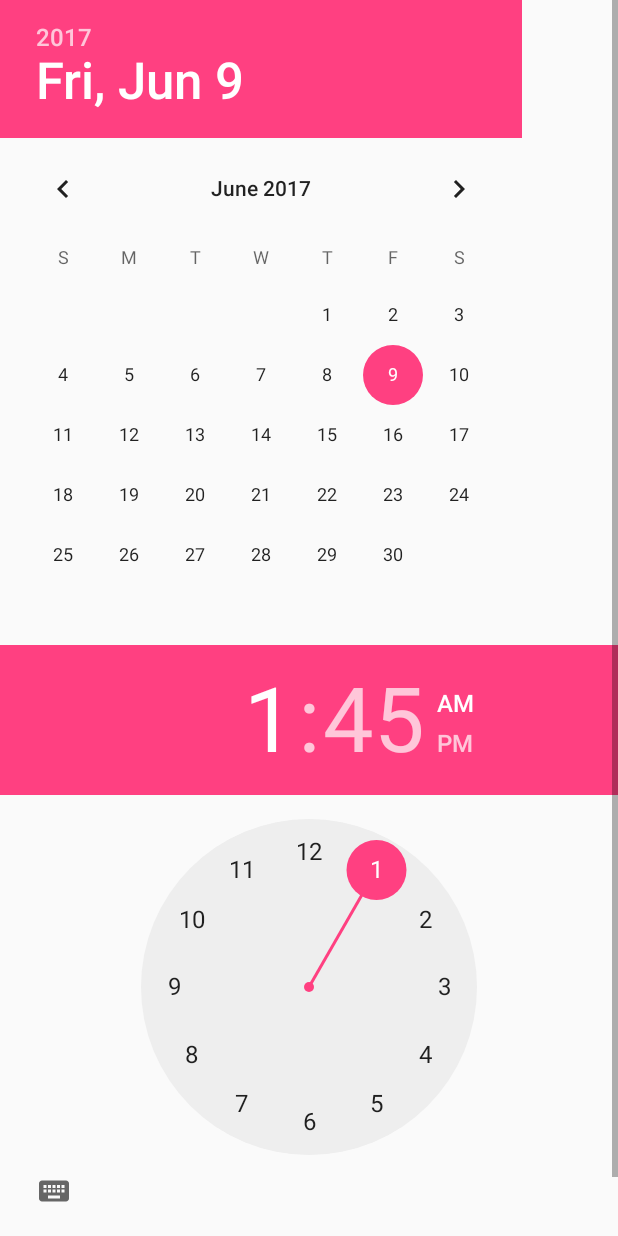
After one commit to MiJey/KAU_JavaProject2017, an Android app: the layout activity_modified.xml on its own in the app's theme, with its tools: preview values and no code run, on a phone screen of 412 x 824 dp. The commit adds this screen. Run offline under Robolectric (Android 15) with nearby library versions, the phone set to English and light mode, and no system bars.

Commit message:
수정하기는 따로 Activity만듬

```diff
--- a/app/src/main/AndroidManifest.xml
+++ b/app/src/main/AndroidManifest.xml
@@ -16,6 +16,7 @@
                 <category android:name="android.intent.category.LAUNCHER" />
             </intent-filter>
         </activity>
+        <activity android:name=".ModifiedActivity"></activity>
     </application>
 
 </manifest>
--- a/app/src/main/res/layout/activity_main.xml
+++ b/app/src/main/res/layout/activity_main.xml
@@ -35,7 +35,7 @@
             android:id="@+id/btnAdd"
             android:layout_width="wrap_content"
             android:layout_height="wrap_content"
-            android:text="@string/button_send"
+            android:text="@string/add"
             android:textSize="25sp"
             android:enabled="false"
             android:onClick="addTask"/>
--- /dev/null
+++ b/app/src/main/res/layout/activity_modified.xml
@@ -0,0 +1,32 @@
+<?xml version="1.0" encoding="utf-8"?>
+<android.support.constraint.ConstraintLayout xmlns:android="http://schemas.android.com/apk/res/android"
+    xmlns:app="http://schemas.android.com/apk/res-auto"
+    xmlns:tools="http://schemas.android.com/tools"
+    android:layout_width="match_parent"
+    android:layout_height="match_parent"
+    tools:context="mijey.kau_javaproject2017.ModifiedActivity">
+
+    <ScrollView
+        android:layout_width="match_parent"
+        android:layout_height="wrap_content">
+        <LinearLayout
+            android:layout_width="match_parent"
+            android:layout_height="wrap_content"
+            android:orientation="vertical">
+            <DatePicker
+                android:id="@+id/datePicker"
+                android:layout_width="wrap_content"
+                android:layout_height="wrap_content" />
+
+            <TimePicker
+                android:id="@+id/timePicker"
+                android:layout_width="wrap_content"
+                android:layout_height="wrap_content"/>
+
+            <EditText
+                android:layout_width="match_parent"
+                android:layout_height="wrap_content"
+                android:text="t테테텥테스트"/>
+        </LinearLayout>
+    </ScrollView>
+</android.support.constraint.ConstraintLayout>
--- a/app/src/main/res/values/strings.xml
+++ b/app/src/main/res/values/strings.xml
@@ -2,8 +2,9 @@
 <resources>
     <string name="app_name">오늘내일모레 할 일</string>
     <string name="edit_message">내일까지 과제하기</string>
-    <string name="button_send">추가!</string>
+    <string name="add">추가</string>
     <string name="modified">수정</string>
     <string name="delete">삭제</string>
     <string name="confirm">확인</string>
+    <string name="save">저장</string>
 </resources>
```
Also changed, not shown: app/src/main/java/mijey/kau_javaproject2017/MainActivity.java (+10 -8 lines), app/src/main/java/mijey/kau_javaproject2017/ModifiedActivity.java (added, +59 -0 lines), app/src/main/java/mijey/kau_javaproject2017/NLP.java (+11 -9 lines), app/src/main/res/layout/modified_popupwindow.xml (deleted, +0 -38 lines), app/src/main/res/menu/menu_save.xml (added, +11 -0 lines), app/src/main/res/menu/menu_option.xml (renamed from app/src/main/res/menu/menu_main.xml).
